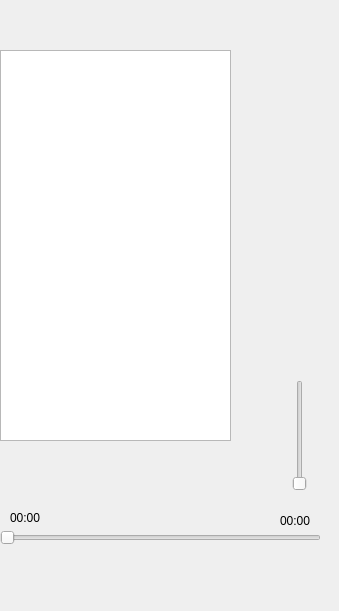
Qt form qt/music/widget.ui (HBrightUp/lang-learn) before a commit.
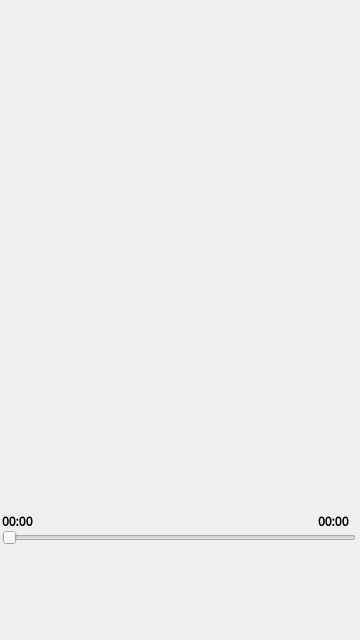
The same form after that commit. Icons and pictures are not drawn.

What changed in the file:
```diff
--- a/qt/music/widget.ui
+++ b/qt/music/widget.ui
@@ -6,12 +6,33 @@
    <rect>
     <x>0</x>
     <y>0</y>
-    <width>339</width>
-    <height>611</height>
+    <width>360</width>
+    <height>640</height>
    </rect>
   </property>
+  <property name="minimumSize">
+   <size>
+    <width>360</width>
+    <height>640</height>
+   </size>
+  </property>
+  <property name="maximumSize">
+   <size>
+    <width>360</width>
+    <height>640</height>
+   </size>
+  </property>
   <property name="windowTitle">
-   <string>Widget</string>
+   <string>Music Player</string>
+  </property>
+  <property name="layoutDirection">
+   <enum>Qt::LayoutDirection::LeftToRight</enum>
+  </property>
+  <property name="autoFillBackground">
+   <bool>true</bool>
+  </property>
+  <property name="styleSheet">
+   <string notr="true"/>
   </property>
   <widget class="QWidget" name="widget" native="true">
    <property name="geometry">
@@ -154,18 +175,36 @@
    <property name="geometry">
     <rect>
      <x>0</x>
-     <y>50</y>
-     <width>231</width>
-     <height>391</height>
+     <y>0</y>
+     <width>360</width>
+     <height>500</height>
     </rect>
    </property>
+   <property name="sizePolicy">
+    <sizepolicy hsizetype="Fixed" vsizetype="Fixed">
+     <horstretch>0</horstretch>
+     <verstretch>0</verstretch>
+    </sizepolicy>
+   </property>
+   <property name="layoutDirection">
+    <enum>Qt::LayoutDirection::LeftToRight</enum>
+   </property>
+   <property name="styleSheet">
+    <string notr="true">*{background-color: rgba(0,0,0,0);}</string>
+   </property>
+   <property name="frameShape">
+    <enum>QFrame::Shape::NoFrame</enum>
+   </property>
+   <property name="currentRow">
+    <number>-1</number>
+   </property>
   </widget>
   <widget class="QSlider" name="music_slider">
    <property name="geometry">
     <rect>
-     <x>0</x>
+     <x>2</x>
      <y>530</y>
-     <width>321</width>
+     <width>354</width>
      <height>16</height>
     </rect>
    </property>
@@ -173,28 +212,39 @@
     <enum>Qt::Orientation::Horizontal</enum>
    </property>
   </widget>
-  <widget class="QSlider" name="voice_adjust">
-   <property name="geometry">
-    <rect>
-     <x>290</x>
-     <y>380</y>
-     <width>20</width>
-     <height>111</height>
-    </rect>
-   </property>
-   <property name="orientation">
-    <enum>Qt::Orientation::Vertical</enum>
-   </property>
-  </widget>
   <widget class="QLabel" name="lab_pos">
    <property name="geometry">
     <rect>
-     <x>10</x>
+     <x>2</x>
      <y>510</y>
-     <width>51</width>
-     <height>16</height>
+     <width>40</width>
+     <height>21</height>
     </rect>
    </property>
+   <property name="sizePolicy">
+    <sizepolicy hsizetype="Fixed" vsizetype="Fixed">
+     <horstretch>0</horstretch>
+     <verstretch>0</verstretch>
+    </sizepolicy>
+   </property>
+   <property name="minimumSize">
+    <size>
+     <width>40</width>
+     <height>21</height>
+    </size>
+   </property>
+   <property name="maximumSize">
+    <size>
+     <width>40</width>
+     <height>21</height>
+    </size>
+   </property>
+   <property name="font">
+    <font>
+     <family>Noto Sans Chakma</family>
+     <bold>true</bold>
+    </font>
+   </property>
    <property name="text">
     <string>00:00</string>
    </property>
@@ -202,16 +252,89 @@
   <widget class="QLabel" name="lab_total">
    <property name="geometry">
     <rect>
-     <x>280</x>
+     <x>318</x>
      <y>510</y>
-     <width>41</width>
+     <width>40</width>
      <height>21</height>
     </rect>
    </property>
+   <property name="sizePolicy">
+    <sizepolicy hsizetype="Fixed" vsizetype="Fixed">
+     <horstretch>0</horstretch>
+     <verstretch>0</verstretch>
+    </sizepolicy>
+   </property>
+   <property name="minimumSize">
+    <size>
+     <width>40</width>
+     <height>21</height>
+    </size>
+   </property>
+   <property name="maximumSize">
+    <size>
+     <width>40</width>
+     <height>21</height>
+    </size>
+   </property>
+   <property name="sizeIncrement">
+    <size>
+     <width>40</width>
+     <height>21</height>
+    </size>
+   </property>
+   <property name="font">
+    <font>
+     <family>Noto Sans Chakma</family>
+     <bold>true</bold>
+    </font>
+   </property>
    <property name="text">
     <string>00:00</string>
    </property>
   </widget>
+  <widget class="QLabel" name="lab_bk">
+   <property name="geometry">
+    <rect>
+     <x>0</x>
+     <y>0</y>
+     <width>360</width>
+     <height>640</height>
+    </rect>
+   </property>
+   <property name="sizePolicy">
+    <sizepolicy hsizetype="Fixed" vsizetype="Fixed">
+     <horstretch>0</horstretch>
+     <verstretch>0</verstretch>
+    </sizepolicy>
+   </property>
+   <property name="minimumSize">
+    <size>
+     <width>360</width>
+     <height>640</height>
+    </size>
+   </property>
+   <property name="maximumSize">
+    <size>
+     <width>360</width>
+     <height>640</height>
+    </size>
+   </property>
+   <property name="sizeIncrement">
+    <size>
+     <width>360</width>
+     <height>640</height>
+    </size>
+   </property>
+   <property name="text">
+    <string/>
+   </property>
+  </widget>
+  <zorder>lab_bk</zorder>
+  <zorder>widget</zorder>
+  <zorder>list_music</zorder>
+  <zorder>music_slider</zorder>
+  <zorder>lab_pos</zorder>
+  <zorder>lab_total</zorder>
  </widget>
  <resources/>
  <connections/>
```
